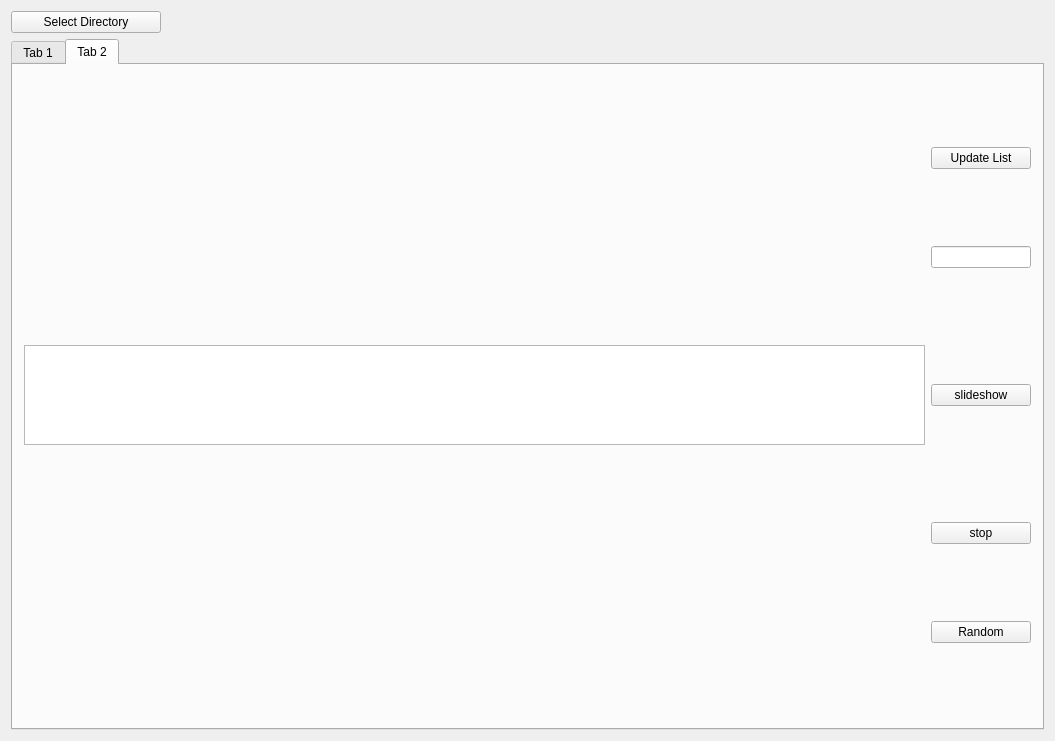
First picture: the form in SJViewer/mainwindow.ui, repository SergySanJj/SJView, before the edit.
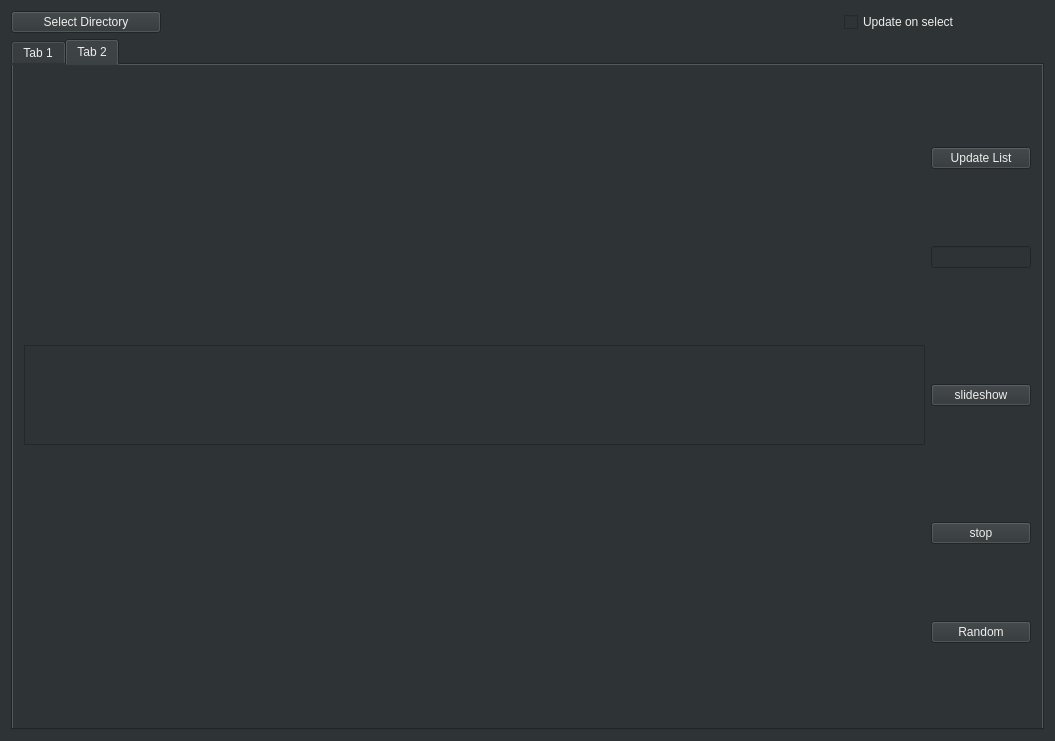
Second picture: the form after the edit.

Commit message: Add style, autoupdate

The edit to the form file:
```diff
--- a/SJViewer/mainwindow.ui
+++ b/SJViewer/mainwindow.ui
@@ -13,6 +13,11 @@
   <property name="windowTitle">
    <string>MainWindow</string>
   </property>
+  <property name="styleSheet">
+   <string notr="true">background-color:  rgb(46, 52, 54);
+color: rgb(238, 238, 236);
+</string>
+  </property>
   <widget class="QWidget" name="centralWidget">
    <layout class="QVBoxLayout" name="verticalLayout">
     <item>
@@ -37,6 +42,19 @@
         </property>
        </widget>
       </item>
+      <item>
+       <widget class="QCheckBox" name="updateBox">
+        <property name="maximumSize">
+         <size>
+          <width>200</width>
+          <height>16777215</height>
+         </size>
+        </property>
+        <property name="text">
+         <string>Update on select</string>
+        </property>
+       </widget>
+      </item>
      </layout>
     </item>
     <item>
```
The commit also changes 4 other files.
